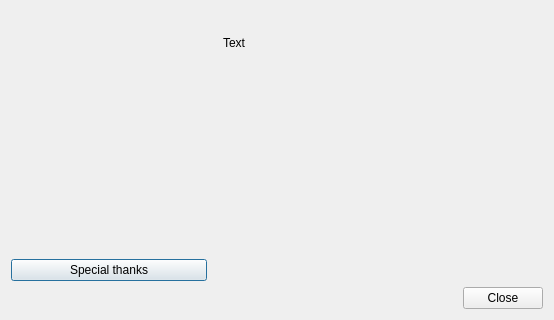
Old version of the form src/forms/aboutdialog.ui in the repository hremman/processpinner; both pictures show x 0 to 554 and y 207 to 527 of the 554 by 527 pixel window.
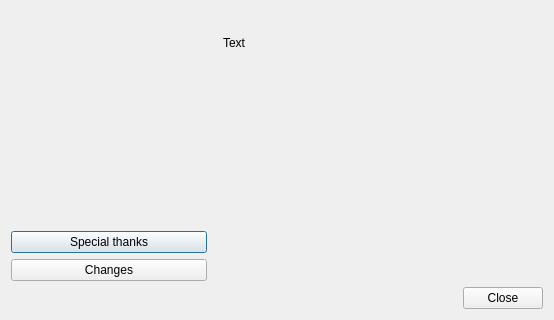
New version of the form. Icons and pictures are not drawn.

Commit message: Форма для показа изменений по кнопке

Diff of the .ui file:
```diff
--- a/src/forms/aboutdialog.ui
+++ b/src/forms/aboutdialog.ui
@@ -131,6 +131,13 @@
          </property>
         </widget>
        </item>
+       <item>
+        <widget class="QPushButton" name="changelog_btn">
+         <property name="text">
+          <string>Changes</string>
+         </property>
+        </widget>
+       </item>
       </layout>
      </item>
      <item>
```
Left out of the diff: 12 changed lines with no effect on the pictures. The commit also changes 7 other files.
